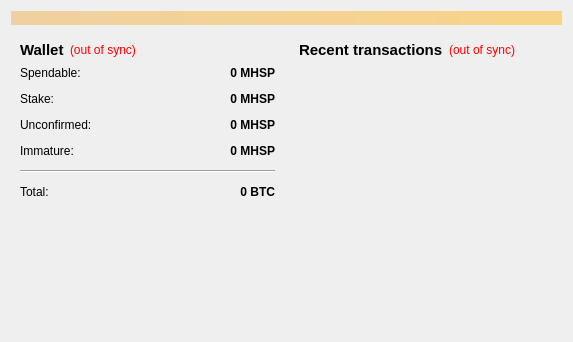
Before: the Qt Designer form src/qt/forms/overviewpage.ui in MelonousHeadous/MelonHeadsProtocol, drawn with Qt 5.
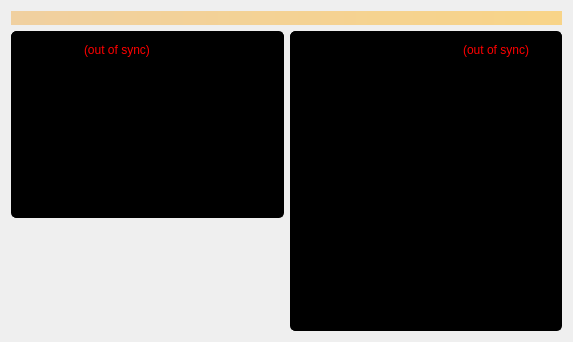
After: the same form once the commit is applied.

The edit to the form file:
```diff
--- a/src/qt/forms/overviewpage.ui
+++ b/src/qt/forms/overviewpage.ui
@@ -37,6 +37,11 @@
       <layout class="QVBoxLayout" name="verticalLayout_2">
        <item>
         <widget class="QWidget" name="widget" native="true">
+         <property name="styleSheet">
+          <string notr="true">background-color: rgb(0,0,0);
+border: 1px solid rgb(0,0,0);
+border-radius: 5px;</string>
+         </property>
          <layout class="QVBoxLayout" name="verticalLayout_4">
           <item>
            <layout class="QHBoxLayout" name="horizontalLayout_4">
@@ -284,6 +289,11 @@
       <layout class="QVBoxLayout" name="verticalLayout_3">
        <item>
         <widget class="QWidget" name="widget_2" native="true">
+         <property name="styleSheet">
+          <string notr="true">background-color: rgb(0,0,0);
+border: 1px solid rgb(0,0,0);
+border-radius: 5px;</string>
+         </property>
          <layout class="QVBoxLayout" name="verticalLayout">
           <item>
            <layout class="QHBoxLayout" name="horizontalLayout_2">
```
